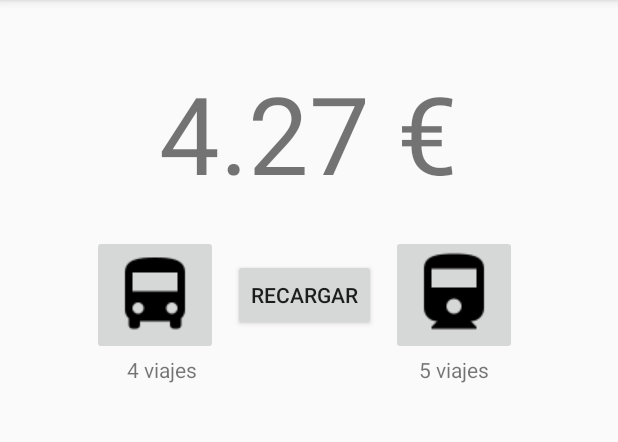
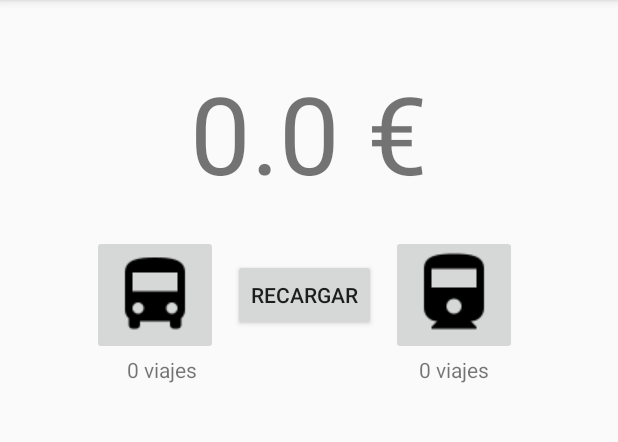
Before and after one commit to jeacelo/TransportCard, an Android app: the screen it shows after launch (MainActivity), after a tap on an icon or button, on a phone screen of 412 x 824 dp, the part 84-526 px from its top. Run offline under Robolectric (Android 15) with nearby library versions, the phone set to English and light mode, and no system bars.

Commit message:
Added pref storage

```diff
--- a/app/src/main/java/es/devjacl/transportcard/MainActivity.java
+++ b/app/src/main/java/es/devjacl/transportcard/MainActivity.java
@@ -1,6 +1,8 @@
 package es.devjacl.transportcard;
 
+import android.content.Context;
 import android.content.Intent;
+import android.content.SharedPreferences;
 import android.media.Image;
 import android.support.v4.app.FragmentManager;
 import android.support.v7.app.AppCompatActivity;
@@ -18,16 +20,26 @@ public class MainActivity extends AppCompatActivity implements Dialogo.ItemListe
     private TextView saldoTxt, viajesBusTxt, viajesMetroTxt;
     private Button recargarBtn;
     private ImageButton BusBtn, MetroBtn;
-    public double PRECIO_BUS = 0.93;
-    public double PRECIO_METRO = 0.82;
-    private double saldoDouble = 5.2;
+    public double PRECIO_BUS;
+    public double PRECIO_METRO;
+    private double saldoDouble;
     private int viajesBus, viajesMetro;
-    private String saldo;
+    SharedPreferences.Editor editor;
+    SharedPreferences prefs;
 
     @Override
     protected void onCreate(Bundle savedInstanceState) {
         super.onCreate(savedInstanceState);
         setContentView(R.layout.activity_main);
+
+        prefs = getSharedPreferences("prefs", Context.MODE_PRIVATE);
+        saldoDouble = prefs.getFloat("SALDO", 0);
+        PRECIO_BUS = prefs.getFloat("PRECIO BUS", 0);
+        PRECIO_METRO = prefs.getFloat("PRECIO METRO", 0);
+
+        saldoDouble = Math.round(saldoDouble * Math.pow(10, 2)) / Math.pow(10, 2);
+        PRECIO_BUS = Math.round(PRECIO_BUS * Math.pow(10, 2)) / Math.pow(10, 2);
+        PRECIO_METRO = Math.round(PRECIO_METRO * Math.pow(10, 2)) / Math.pow(10, 2);
 
         saldoTxt = (TextView) findViewById(R.id.saldo);
         viajesBusTxt = (TextView) findViewById(R.id.textoBus);
@@ -65,12 +77,25 @@ public class MainActivity extends AppCompatActivity implements Dialogo.ItemListe
     }
 
     private void updateSaldo(double saldo) {
-        if (saldo > 0) {
+        if (saldo >= 0) {
             saldoDouble = saldo;
             saldoDouble = Math.round(saldoDouble * Math.pow(10, 2)) / Math.pow(10, 2);
 
-            viajesBus = (int) (saldoDouble / PRECIO_BUS);
-            viajesMetro = (int) (saldoDouble / PRECIO_METRO);
+            if (PRECIO_BUS > 0)
+                viajesBus = (int) (saldoDouble / PRECIO_BUS);
+            else
+                viajesBus = 0;
+
+            if (PRECIO_METRO > 0)
+                viajesMetro = (int) (saldoDouble / PRECIO_METRO);
+            else
+                viajesMetro = 0;
+
+            editor = prefs.edit();
+            editor.putFloat("SALDO", (float) saldoDouble);
+            editor.putFloat("PRECIO BUS", (float) PRECIO_BUS);
+            editor.putFloat("PRECIO METRO", (float) PRECIO_METRO);
+            editor.commit();
 
             updateTexts();
         }
@@ -113,10 +138,14 @@ public class MainActivity extends AppCompatActivity implements Dialogo.ItemListe
         if (requestCode==1234 && resultCode==RESULT_OK) {
             if (data.getExtras().getBoolean("CHANGE SALDO"))
                 saldoDouble = Double.parseDouble(data.getExtras().getString("SALDO"));
-            if (data.getExtras().getBoolean("CHANGE BUS"))
+            if (data.getExtras().getBoolean("CHANGE BUS")) {
                 PRECIO_BUS = Double.parseDouble(data.getExtras().getString("PRECIO BUS"));
-            if (data.getExtras().getBoolean("CHANGE METRO"))
+                PRECIO_BUS = Math.round(PRECIO_BUS * Math.pow(10, 2)) / Math.pow(10, 2);
+            }
+            if (data.getExtras().getBoolean("CHANGE METRO")) {
                 PRECIO_METRO = Double.parseDouble(data.getExtras().getString("PRECIO METRO"));
+                PRECIO_METRO = Math.round(PRECIO_METRO * Math.pow(10, 2)) / Math.pow(10, 2);
+            }
             updateSaldo(saldoDouble);
         }
     }
```
